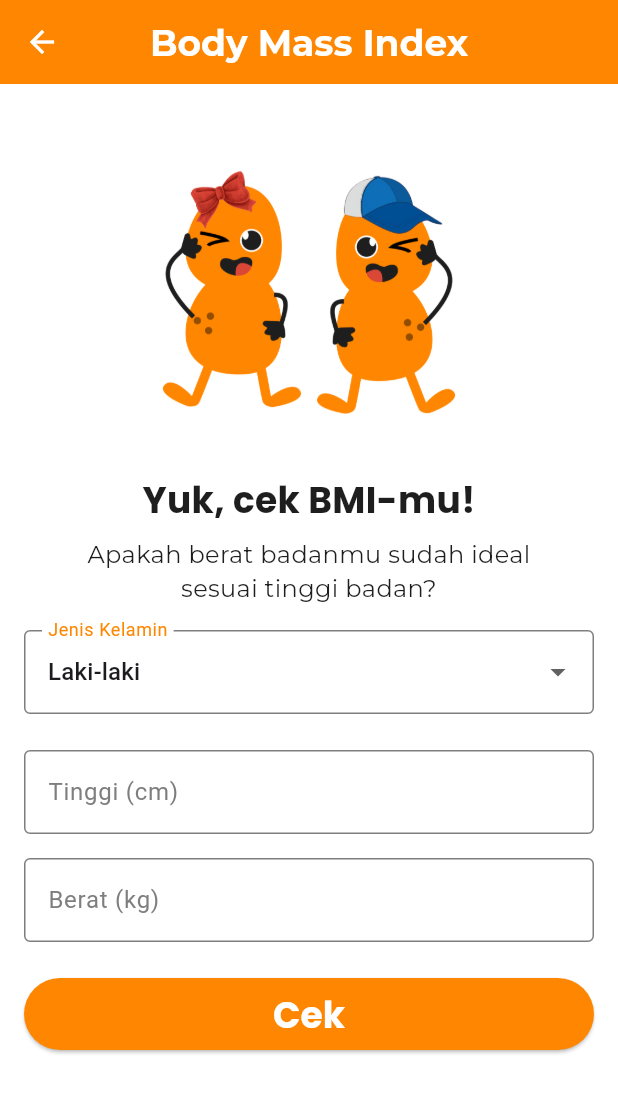
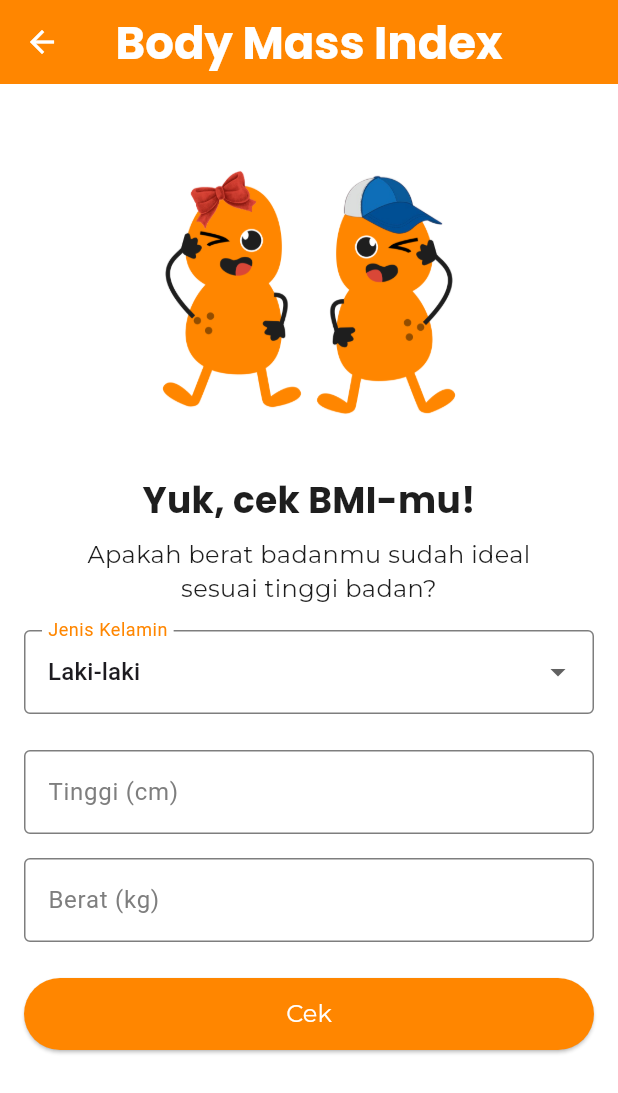
Before and after one commit to iamaflaz/AllerScan, a Flutter app: the Navbar screen opened by its route, after a tap on "BMI", on a phone screen of 412 x 824 dp. Shown: the top 1093 px of the screen. Run offline on Flutter 3.47's test engine with Material 3 defaults, Android fonts, the phone set to English and light mode, and no system bars; our stand-ins replace flutter_svg, google_fonts.

Commit message:
change manually styling to global variable

```diff
--- a/lib/consts/fonts.dart
+++ b/lib/consts/fonts.dart
@@ -8,42 +8,68 @@ import 'package:google_fonts/google_fonts.dart';
 //thin = 300
 
 class AppTextStyles {
-  static final title1 = GoogleFonts.poppins(
+  static final poppinsBold1 = GoogleFonts.poppins(
+    fontSize: 30,
+    fontWeight: FontWeight.w700,
+  );
+  //title1
+
+  static final poppinsBold2 = GoogleFonts.poppins(
+    fontSize: 24,
+    fontWeight: FontWeight.w700,
+  );//title1
+
+    static final poppinsBold3 = GoogleFonts.poppins(
+    fontSize: 20,
+    fontWeight: FontWeight.w700,
+  );
+
+    static final poppinsBold4 = GoogleFonts.poppins(
+    fontSize: 18,
+    fontWeight: FontWeight.w700,
+  );
+
+    static final poppinsBold5 = GoogleFonts.poppins(
+    fontSize: 16,
+    fontWeight: FontWeight.w700,
+  );
+
+  static final poppinsBold6 = GoogleFonts.poppins(
+    fontSize: 14,
+    fontWeight: FontWeight.w700,
+  ); //navbar
+
+//bodyTitle1
+  static final montsBold1 = GoogleFonts.montserrat(
     fontSize: 30,
     fontWeight: FontWeight.w700,
   );
 
-  static final title2 = GoogleFonts.poppins(
+  static final montsBold2 = GoogleFonts.montserrat(
     fontSize: 24,
     fontWeight: FontWeight.w700,
   );
 
-  static final navbarText = GoogleFonts.poppins(
-    fontSize: 12,
-    fontWeight: FontWeight.w700,
-  );
-
-  static final bodyTitle1 = GoogleFonts.montserrat(
-    fontSize: 24,
-    fontWeight: FontWeight.w700,
-  );
-
-  static final bodyTitle2 = GoogleFonts.montserrat(
+  static final montsBold3 = GoogleFonts.montserrat(
     fontSize: 20,
     fontWeight: FontWeight.w700,
   );
 
-  static final bodyTitle3 = GoogleFonts.montserrat(
+  static final montsBold4 = GoogleFonts.montserrat(
     fontSize: 18,
     fontWeight: FontWeight.w700,
   );
-
-  static final bodyCapt = GoogleFonts.montserrat(
+    static final montsBold5 = GoogleFonts.montserrat(
+    fontSize: 16,
+    fontWeight: FontWeight.w700,
+  );
+//bodyCapt
+  static final montsReg1 = GoogleFonts.montserrat(
+    fontSize: 16,
+    fontWeight: FontWeight.w400,
+  );
+  static final montsReg2 = GoogleFonts.montserrat(
     fontSize: 14,
     fontWeight: FontWeight.w400,
   );
-  static final bodyCapt2 = GoogleFonts.montserrat(
-    fontSize: 16,
-    fontWeight: FontWeight.w400,
-  );
 }
--- a/lib/ui/home/home.dart
+++ b/lib/ui/home/home.dart
@@ -35,7 +35,7 @@ class Home extends StatelessWidget {
     centerTitle: true,
     title: Text(
       'AllerScan',
-      style: AppTextStyles.title2.copyWith(color: colorBlack),
+      style: AppTextStyles.poppinsBold2.copyWith(color: colorBlack),
     ),
     backgroundColor: secondaryColor,
   );
--- a/lib/ui/home/slicing/features/bmi/count/count_app_bar.dart
+++ b/lib/ui/home/slicing/features/bmi/count/count_app_bar.dart
@@ -18,7 +18,7 @@ class BMICustomAppBar extends StatelessWidget implements PreferredSizeWidget {
       ),
       title: Text(
         'Body Mass Index',
-        style: AppTextStyles.bodyTitle1.copyWith(color: colorWhite),
+        style: AppTextStyles.poppinsBold1.copyWith(color: colorWhite),
       ),
       centerTitle: true,
     );
--- a/lib/ui/home/slicing/features/bmi/count/count_input_form.dart
+++ b/lib/ui/home/slicing/features/bmi/count/count_input_form.dart
@@ -71,7 +71,7 @@ class BMIInputForm extends StatelessWidget {
             onPressed: onCalculatePressed,
             child: Text(
               'Cek',
-                style: AppTextStyles.title2.copyWith(color: colorWhite),
+                style: AppTextStyles.montsReg1.copyWith(color: colorWhite),
             ),
           ),
         ),
--- a/lib/ui/home/slicing/features/bmi/count/count_page.dart
+++ b/lib/ui/home/slicing/features/bmi/count/count_page.dart
@@ -58,7 +58,7 @@ class _BMICountPageState extends State<BMICountPage> {
             const SizedBox(height: 4),
             Text(
               'Yuk, cek BMI-mu!',
-              style: AppTextStyles.title2.copyWith(color: colorBlack),
+              style: AppTextStyles.poppinsBold2.copyWith(color: colorBlack),
               textAlign: TextAlign.center,
             ),
             const SizedBox(height: 8),
@@ -66,7 +66,7 @@ class _BMICountPageState extends State<BMICountPage> {
               padding: EdgeInsets.symmetric(horizontal: 24),
               child: Text(
                 'Apakah berat badanmu sudah ideal sesuai tinggi badan?',
-                style: AppTextStyles.bodyCapt2.copyWith(color: colorBlack),
+                style: AppTextStyles.montsReg1.copyWith(color: colorBlack),
                 textAlign: TextAlign.center,
               ),
             ),
--- a/lib/ui/home/slicing/features/bmi/result/result_page.dart
+++ b/lib/ui/home/slicing/features/bmi/result/result_page.dart
@@ -69,7 +69,7 @@ class _BMIResultPageState extends State<BMIResultPage> {
         ),
         title: Text(
           'Hasil BMI',
-          style: AppTextStyles.bodyTitle1.copyWith(color: colorWhite),
+          style: AppTextStyles.poppinsBold1.copyWith(color: colorWhite),
         ),
         centerTitle: true,
       ),
--- a/lib/ui/home/slicing/features/bmi/result/tips.dart
+++ b/lib/ui/home/slicing/features/bmi/result/tips.dart
@@ -46,12 +46,12 @@ class BMITips extends StatelessWidget {
           children: [
             Text(
               message['headline']!,
-                style: AppTextStyles.bodyTitle3.copyWith(color: colorBlack),
+                style: AppTextStyles.poppinsBold3.copyWith(color: colorBlack),
             ),
             const SizedBox(height: 8),
             Text(
               message['sub']!,
-                style: AppTextStyles.bodyCapt.copyWith(color: colorBlack),
+                style: AppTextStyles.montsReg1.copyWith(color: colorBlack),
             ),
           ],
         ),
--- a/lib/ui/home/slicing/features/widgets/feature_card.dart
+++ b/lib/ui/home/slicing/features/widgets/feature_card.dart
@@ -47,7 +47,7 @@ class FeatureCard extends StatelessWidget {
               const SizedBox(height: 4),
               Text(
                 title,
-                style: AppTextStyles.navbarText.copyWith(color: colorBlack),
+                style: AppTextStyles.poppinsBold6.copyWith(color: colorBlack),
                 textAlign: TextAlign.center,
               ),
             ],
--- a/lib/ui/home/slicing/header/header.dart
+++ b/lib/ui/home/slicing/header/header.dart
@@ -50,12 +50,12 @@ class HeaderSection extends StatelessWidget {
             children: [
               Text(
                 "Fitur Lainnya",
-                style: AppTextStyles.bodyTitle3.copyWith(color: colorBlack),
+                style: AppTextStyles.poppinsBold3.copyWith(color: colorBlack),
               ),
               SizedBox(height: 4),
               Text(
                 "Jelajahi fitur tambahan yang membantu Anda",
-                style: AppTextStyles.bodyCapt.copyWith(color: colorBlack),
+                style: AppTextStyles.montsReg1.copyWith(color: colorBlack),
               ),
             ],
           ),
--- a/lib/ui/navbar/navbar.dart
+++ b/lib/ui/navbar/navbar.dart
@@ -45,8 +45,8 @@ class _NavbarState extends State<Navbar> {
         currentIndex: _selectedIndex,
         selectedItemColor: primaryColor,
         unselectedItemColor: colorGray2,
-        selectedLabelStyle: AppTextStyles.navbarText,
-        unselectedLabelStyle: AppTextStyles.navbarText.copyWith(fontWeight: FontWeight.w400,),
+        selectedLabelStyle: AppTextStyles.poppinsBold6,
+        unselectedLabelStyle: AppTextStyles.poppinsBold6.copyWith(fontWeight: FontWeight.w400,),
         onTap: _onItemTapped,
         items: [
           BottomNavigationBarItem(
```
Also changed, not shown: lib/ui/home/slicing/features/bmi/result/back_button.dart (+4 -9 lines), lib/ui/home/slicing/features/bmi/result/category.dart (+8 -5 lines).
